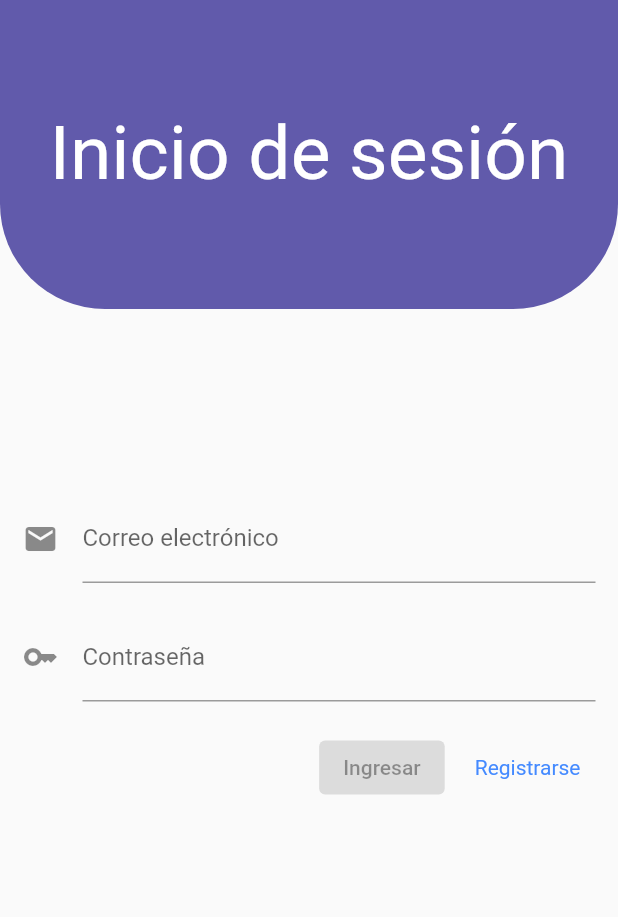
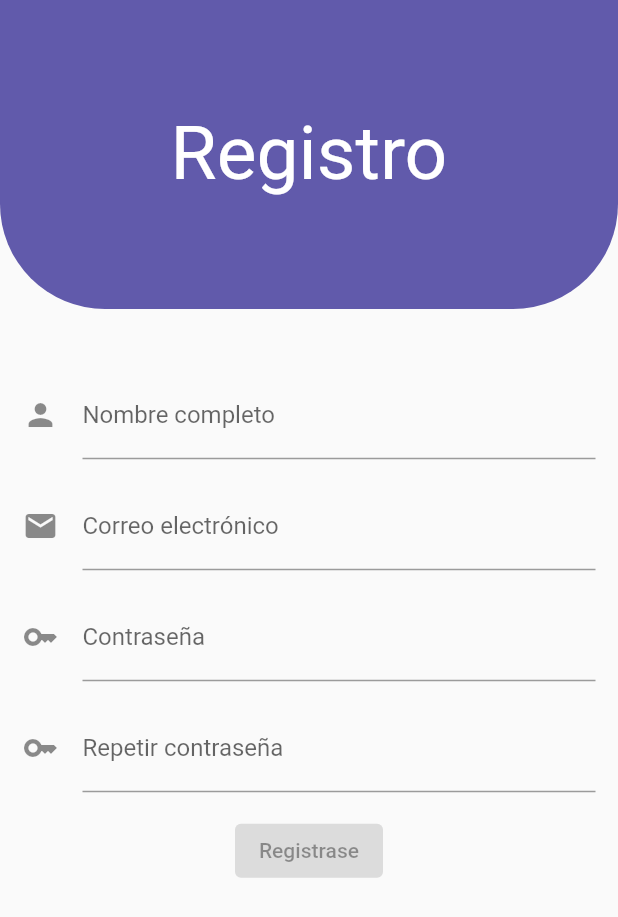
Before and after one commit to betodez/note, a Flutter app: the screen it shows after launch, on a phone screen of 412 x 824 dp. Shown: the top 917 px of the screen. Run offline on Flutter 3.47's test engine with Material 2 defaults, Android fonts, the phone set to English and light mode, and no system bars.

Commit message:
Screen registro

```diff
--- a/lib/main.dart
+++ b/lib/main.dart
@@ -1,5 +1,6 @@
 import 'package:flutter/material.dart';
 import 'package:note_app/screens/login.dart';
+import 'package:note_app/screens/registrar.dart';
 
 void main() => runApp(const NoteApp());
 
@@ -11,7 +12,7 @@ class NoteApp extends StatelessWidget {
     return const MaterialApp(
       debugShowCheckedModeBanner: false,
       home: Scaffold(
-        body: Login(),
+        body: Registrar(),
       ),
     );
   }
--- a/lib/screens/login.dart
+++ b/lib/screens/login.dart
@@ -1,5 +1,5 @@
 import 'package:flutter/material.dart';
-import 'package:note_app/widgets/login_backgroud.dart';
+import 'package:note_app/widgets/backgroud.dart';
 import 'package:note_app/widgets/textfield_custom.dart';
 
 class Login extends StatelessWidget {
@@ -8,7 +8,8 @@ class Login extends StatelessWidget {
   @override
   Widget build(BuildContext context) {
     double height = MediaQuery.of(context).size.height;
-    return LoginBackground(
+    return Background(
+        title: 'Inicio de sesión',
         widget: SingleChildScrollView(
           child: Container(
             margin: const EdgeInsets.symmetric(horizontal: 15),
@@ -35,7 +36,8 @@ class Login extends StatelessWidget {
                 Row(
                   mainAxisAlignment: MainAxisAlignment.end,
                   children: [
-                const ElevatedButton(onPressed: null, child: Text('Ingresar')),
+                    const ElevatedButton(
+                        onPressed: null, child: Text('Ingresar')),
                     const SizedBox(
                       width: 20,
                     ),
--- /dev/null
+++ b/lib/screens/registrar.dart
@@ -0,0 +1,53 @@
+import 'package:flutter/material.dart';
+import 'package:note_app/widgets/backgroud.dart';
+import 'package:note_app/widgets/textfield_custom.dart';
+
+class Registrar extends StatelessWidget {
+  const Registrar({Key? key}) : super(key: key);
+
+  @override
+  Widget build(BuildContext context) {
+    const double separacion = 15;
+    double height = MediaQuery.of(context).size.height;
+    return Background(
+      title: 'Registro',
+      widget: SingleChildScrollView(
+        child: Container(
+          margin: const EdgeInsets.symmetric(horizontal: separacion),
+          child: Column(
+            children: [
+              SizedBox(
+                height: height * 0.3,
+              ),
+              const TextFieldCustom(
+                icon: Icons.person,
+                labelText: 'Nombre completo',
+                hintText: 'Juan López Pérez',
+              ),
+              const SizedBox(height: separacion),
+              const TextFieldCustom(
+                icon: Icons.email,
+                labelText: 'Correo electrónico',
+                hintText: 'tunombre@gmail.com',
+              ),
+              const SizedBox(height: separacion),
+              const TextFieldCustom(
+                icon: Icons.key,
+                labelText: 'Contraseña',
+                obscureText: true,
+              ),
+              const SizedBox(height: separacion),
+              const TextFieldCustom(
+                icon: Icons.key,
+                labelText: 'Repetir contraseña',
+                obscureText: true,
+              ),
+              const SizedBox(height: separacion),
+              const ElevatedButton(onPressed: null, child: Text('Registrase')),
+            ],
+          ),
+        ),
+      ),
+    );
+  }
+}
--- /dev/null
+++ b/lib/widgets/backgroud.dart
@@ -0,0 +1,23 @@
+import 'package:flutter/material.dart';
+import 'package:note_app/widgets/login_header.dart';
+
+class Background extends StatelessWidget {
+  final Widget widget;
+
+  final String title;
+
+  const Background({Key? key, required this.widget, required this.title})
+      : super(key: key);
+
+  @override
+  Widget build(BuildContext context) {
+    return Stack(
+      children: [
+        LoginHeader(
+          title: title,
+        ),
+        widget
+      ],
+    );
+  }
+}
--- a/lib/widgets/login_backgroud.dart
+++ /dev/null
@@ -1,15 +0,0 @@
-import 'package:flutter/material.dart';
-import 'package:note_app/widgets/login_header.dart';
-
-class LoginBackground extends StatelessWidget {
-  final Widget widget;
-
-  const LoginBackground({Key? key, required this.widget}) : super(key: key);
-
-  @override
-  Widget build(BuildContext context) {
-    return Stack(
-      children: [const LoginHeader(), widget],
-    );
-  }
-}
--- a/lib/widgets/login_header.dart
+++ b/lib/widgets/login_header.dart
@@ -1,7 +1,8 @@
 import 'package:flutter/material.dart';
 
 class LoginHeader extends StatelessWidget {
-  const LoginHeader({Key? key}) : super(key: key);
+  final String title;
+  const LoginHeader({Key? key, required this.title}) : super(key: key);
 
   @override
   Widget build(BuildContext context) {
@@ -14,11 +15,11 @@ class LoginHeader extends StatelessWidget {
           borderRadius: BorderRadius.only(
               bottomLeft: Radius.circular(70),
               bottomRight: Radius.circular(70))),
-      child: const SafeArea(
+      child: SafeArea(
           child: Center(
               child: Text(
-        'Inicio de sesión',
-        style: TextStyle(fontSize: 50, color: Colors.white),
+        title,
+        style: const TextStyle(fontSize: 50, color: Colors.white),
       ))),
     );
   }
--- a/lib/widgets/textfield_custom.dart
+++ b/lib/widgets/textfield_custom.dart
@@ -6,6 +6,7 @@ class TextFieldCustom extends StatelessWidget {
   final String? helperText;
   final String? errorText;
   final IconData? icon;
+  final bool obscureText;
 
   const TextFieldCustom({
     Key? key,
@@ -14,6 +15,7 @@ class TextFieldCustom extends StatelessWidget {
     this.labelText,
     this.helperText,
     this.errorText,
+    this.obscureText = false,
   }) : super(key: key);
 
   @override
@@ -26,6 +28,7 @@ class TextFieldCustom extends StatelessWidget {
         helperText: helperText,
         errorText: errorText,
       ),
+      obscureText: obscureText,
     );
   }
 }
```
Lines whose indentation alone changed are shown as unchanged.
